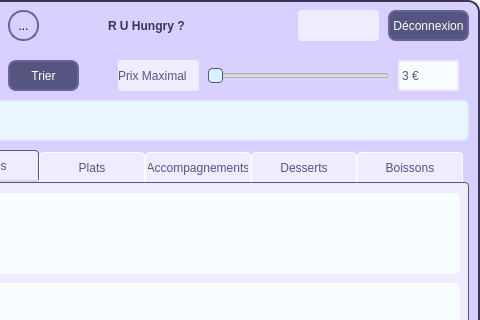
Old version of the form mainwindow.ui in the repository GD-Github/R-U-Hungry-; both pictures show x 82 to 562 and y 0 to 320 of the 562 by 633 pixel window.
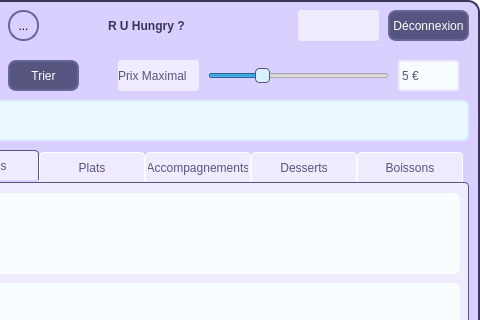
New version of the form. Icons and pictures are not drawn.

Commit message: Prix max fonctionne + correction de quelques bugs

Diff of the .ui file:
```diff
--- a/mainwindow.ui
+++ b/mainwindow.ui
@@ -636,7 +636,7 @@
      </rect>
     </property>
     <property name="text">
-     <string>3 €</string>
+     <string>5 €</string>
     </property>
    </widget>
    <widget class="QSlider" name="maxPriceSlider">
@@ -654,6 +654,9 @@
     <property name="maximum">
      <number>14</number>
     </property>
+    <property name="value">
+     <number>4</number>
+    </property>
     <property name="orientation">
      <enum>Qt::Horizontal</enum>
     </property>
```
The commit also changes 2 other files.
